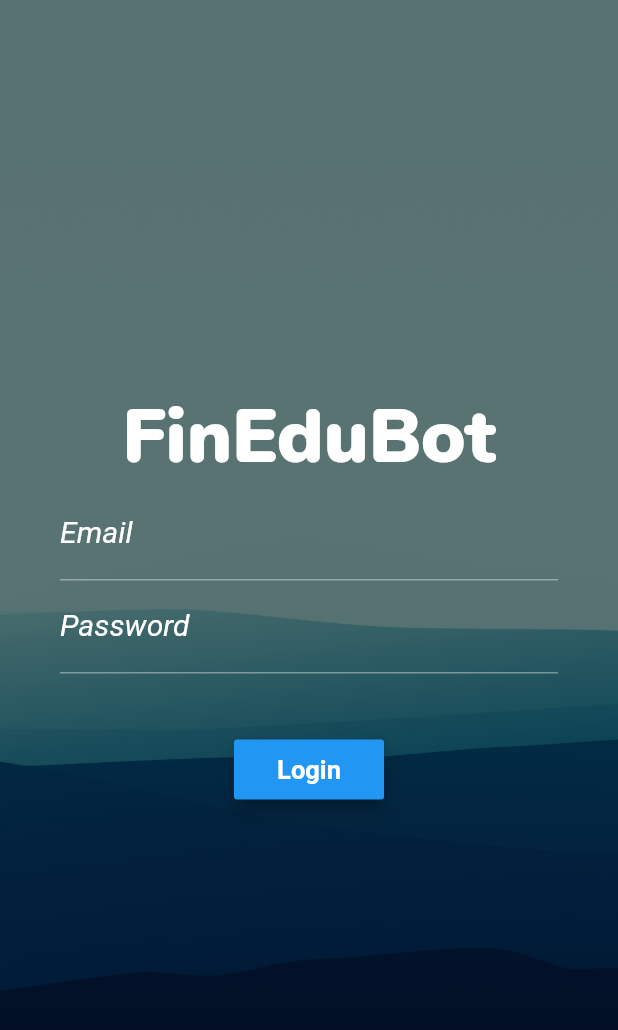
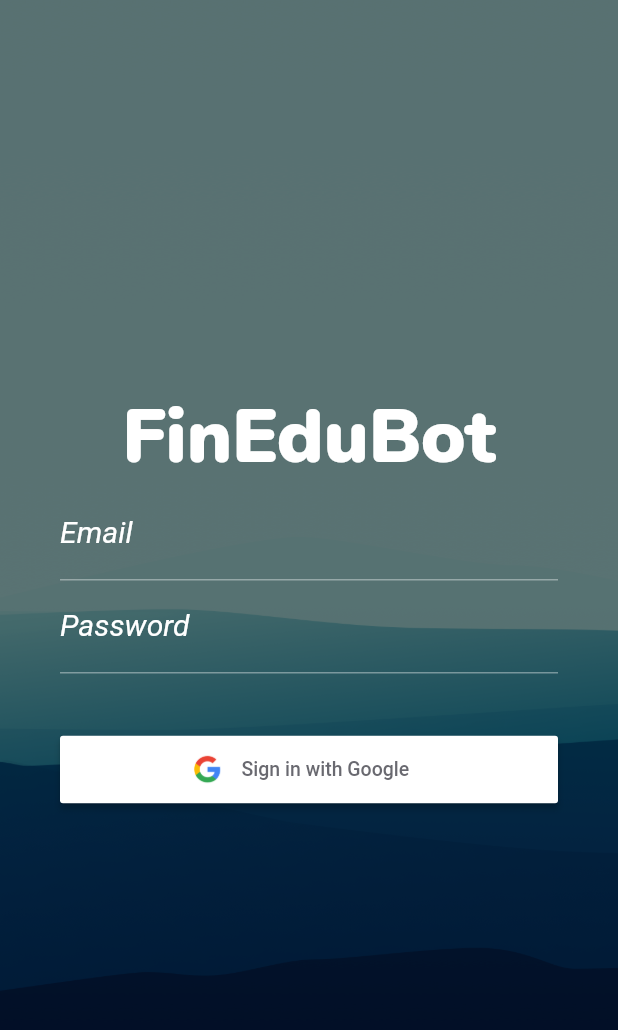
Before and after one commit to georgechua/test1, a Flutter app: the screen it shows after launch, on a phone screen of 412 x 824 dp. Shown: the top 1030 px of the screen. Run offline on Flutter 3.47's test engine with Material 2 defaults, Android fonts, the light colour scheme and no system bars; our stand-ins replace firebase_auth, flutter_spinkit, google_sign_in; accounts and stored records are empty.

Commit message:
added google signin

```diff
--- a/lib/loginpage.dart
+++ b/lib/loginpage.dart
@@ -1,5 +1,12 @@
 import 'package:flutter/material.dart';
+import 'package:google_sign_in/google_sign_in.dart';
+import 'package:firebase_auth/firebase_auth.dart';
+
+//Pages
+import './ui/googlebutton.dart';
+import './ui/google_btn_main.dart';
 import './main.dart';
+
 
 class LoginPage extends StatefulWidget {
   @override
@@ -7,6 +14,25 @@ class LoginPage extends StatefulWidget {
 }
 
 class _LoginPageState extends State<LoginPage> with SingleTickerProviderStateMixin {
+
+  final FirebaseAuth _auth = FirebaseAuth.instance;
+  final GoogleSignIn googleSignIn = new GoogleSignIn();
+
+  Future<FirebaseUser> _signIn() async {
+    GoogleSignInAccount googleSignInAccount = await googleSignIn.signIn();
+    GoogleSignInAuthentication gSA = await googleSignInAccount.authentication;
+
+    FirebaseUser user = await _auth.signInWithGoogle(
+      idToken: gSA.idToken, accessToken: gSA.accessToken);
+
+      print("User Name : ${user.displayName}");
+      return user;
+  }
+
+  void _signOut(){
+    googleSignIn.signOut();
+    print("User Signed Out");
+  }
 
   AnimationController _iconAnimationController;
   Animation<double> _iconAnimation;
@@ -86,17 +112,7 @@ class _LoginPageState extends State<LoginPage> with SingleTickerProviderStateMix
                       new Padding(
                         padding: const EdgeInsets.only(top:40.0),
                       ),
-                      new MaterialButton(
-                        elevation: 5.0,
-                        height: 40.0,
-                        minWidth: 100.0,
-                        color: Colors.blue,
-                        textColor: Colors.white,
-                        child: new Text("Login", style: new TextStyle(fontWeight: FontWeight.bold, fontSize: 17.0),),
-
-                        onPressed: () =>  Navigator.of(context).push(new MaterialPageRoute(builder: (BuildContext context) => new MyHomePage())),
-                        splashColor: Colors.lightBlue[900],
-                    ),
+                      new GoogleBtn()
                  ],
                ),
                     ),
--- /dev/null
+++ b/lib/ui/google_btn_main.dart
@@ -0,0 +1,24 @@
+
+import 'package:flutter/material.dart';
+import './googlebutton.dart';
+
+class GoogleBtn extends StatelessWidget {
+  @override
+  Widget build(BuildContext context) {
+
+
+        return Column(
+          mainAxisAlignment: MainAxisAlignment.center,
+          children: <Widget>[
+            MaterialButton(
+              child: button('Google', 'images/google.png'),
+              //padding: EdgeInsets.only(right:40.0),
+              height:45.0,
+              minWidth: 500.0,
+              onPressed: (){},
+              color: Colors.white,
+            ),
+          ],
+        );
+  }
+}
--- /dev/null
+++ b/lib/ui/googlebutton.dart
@@ -0,0 +1,31 @@
+import 'package:flutter/material.dart';
+
+Widget button(title, uri, [ color = const Color.fromRGBO(68, 68, 76, .8) ]) {
+  return Container(
+    width: 160.0,
+    child: Center(
+      child: Row(
+
+        crossAxisAlignment: CrossAxisAlignment.center,
+        children: <Widget>[
+
+          Image.asset(
+            uri,
+            width: 25.0,
+          ),
+          new Padding(padding: EdgeInsets.only(right:10.0)),
+            new Text(
+            "Sign in with $title",
+            style:  TextStyle(
+              fontFamily: 'Roboto',
+              fontSize: 13.0,
+              color: color,
+            ),
+          ),
+           // padding: new EdgeInsets.only(left: 15.0),
+
+        ],
+      ),
+    ),
+  );
+}
--- a/pubspec.yaml
+++ b/pubspec.yaml
@@ -15,7 +15,10 @@ environment:
 dependencies:
   flutter:
     sdk: flutter
+
   flutter_spinkit: "^2.1.0"
+  google_sign_in: ^3.2.2
+  firebase_auth: ^0.6.2+1
 
   # The following adds the Cupertino Icons font to your application.
   # Use with the CupertinoIcons class for iOS style icons.
@@ -24,8 +27,6 @@ dependencies:
 dev_dependencies:
   flutter_test:
     sdk: flutter
-
-  flutter_spinkit: "^2.1.0"
 
   flutter_launcher_icons: "^0.6.1"
 
@@ -55,6 +56,7 @@ flutter:
    - images/logo.png
    - images/onlylogo.png
    - images/loginbg1.png
+   - images/google.png
   #  - images/a_dot_ham.jpegR
 
   # An image asset can refer to one or more resolution-specific "variants", see
```
Also changed, not shown: lib/main.dart (+24 -6 lines), images/google.png (added), 4 other files.
